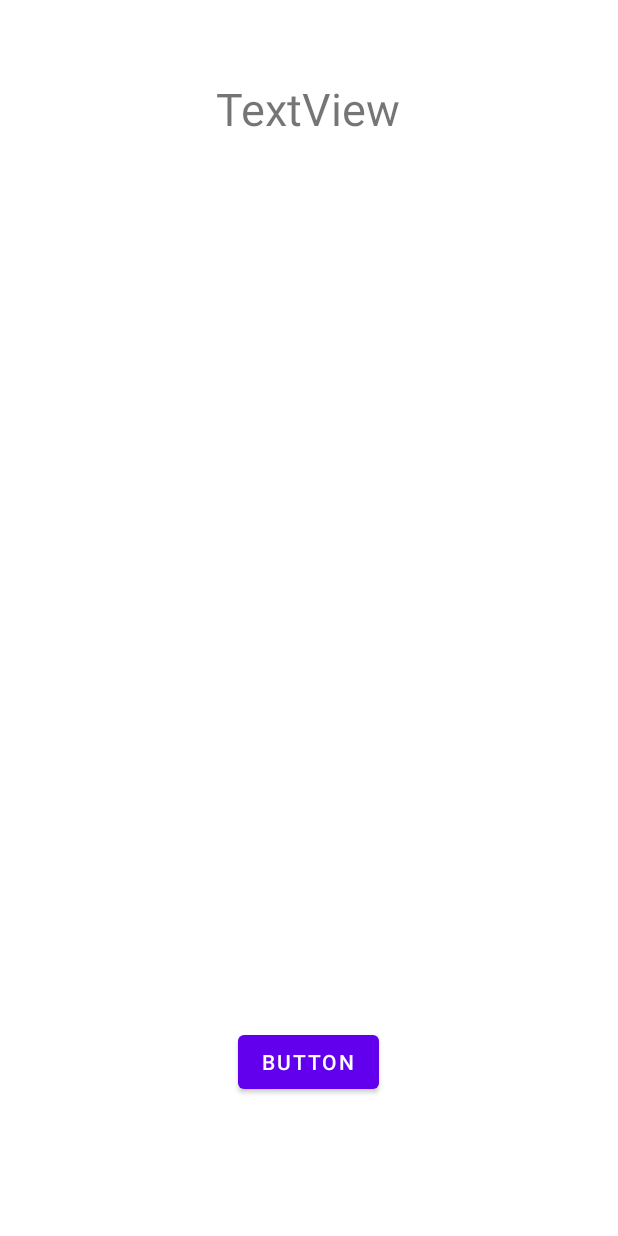
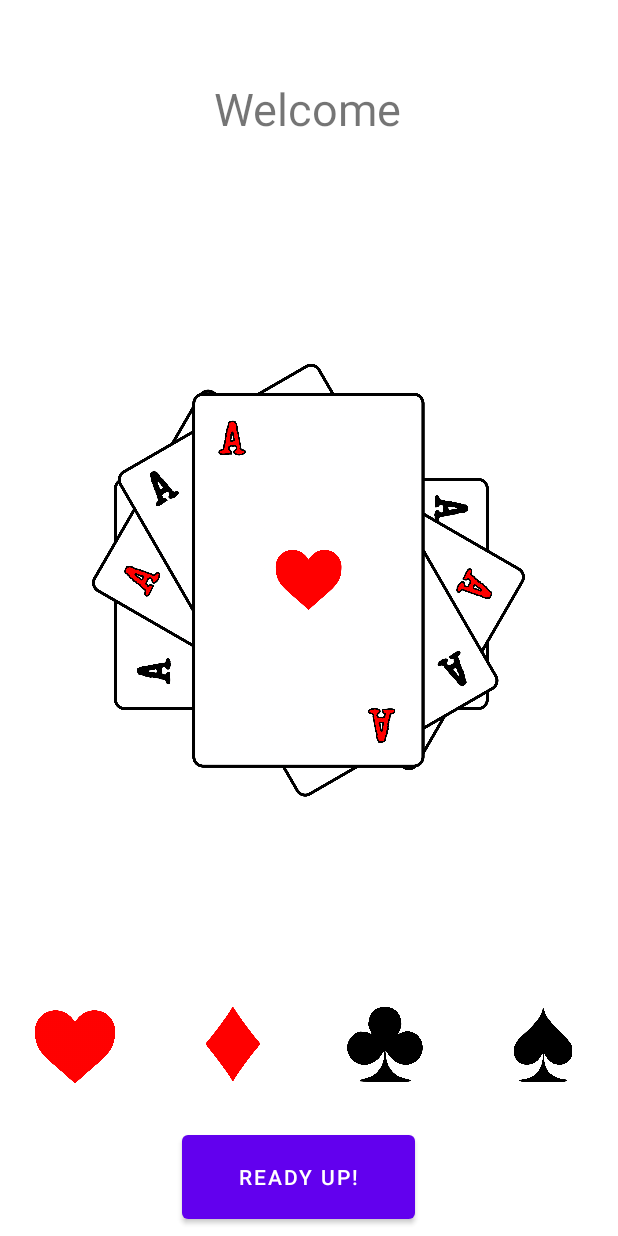
Before and after one commit to tuktukjohansson/ReaktionSpel, an Android app: the MainGameActivity screen opened directly, with no data from a screen before it, on a phone screen of 412 x 824 dp. Run offline under Robolectric (Android 15) with nearby library versions, the phone set to English and light mode, and no system bars.

Commit message:
Lagt till bilder på kort som visar sig istället för text om vilket kort som ska visas, (text som visar kort nummer och delays finns dock kvar tills programmet blir färdigt för lättare felhantering tillsvidare) Lagt till knappar som ger rätt eller fel svar. Felhantering- Har flyttat på kod som körs varje gång "Ready up" knappen klickas på som ej bör köras i slutet av Funktionen Startgamebutton. Minskat upprepande kod. Sorterat kod i funktioner för lättare kod avläsning

```diff
--- a/app/src/main/res/layout/activity_main_game.xml
+++ b/app/src/main/res/layout/activity_main_game.xml
@@ -11,7 +11,7 @@
         android:layout_width="wrap_content"
         android:layout_height="wrap_content"
         android:layout_marginTop="52dp"
-        android:text="TextView"
+        android:text="Welcome"
         android:textSize="30sp"
         app:layout_constraintEnd_toEndOf="parent"
         app:layout_constraintHorizontal_bias="0.498"
@@ -19,15 +19,96 @@
         app:layout_constraintTop_toTopOf="parent" />
 
     <Button
-        android:id="@+id/buttonstartgme"
-        android:layout_width="wrap_content"
-        android:layout_height="wrap_content"
-        android:layout_marginBottom="92dp"
+        android:id="@+id/startgamebutton"
+        android:layout_width="155dp"
+        android:layout_height="68dp"
         android:onClick="Startgamebutton"
-        android:text="Button"
+        android:text="Ready up!"
         app:layout_constraintBottom_toBottomOf="parent"
         app:layout_constraintEnd_toEndOf="parent"
-        app:layout_constraintHorizontal_bias="0.498"
-        app:layout_constraintStart_toStartOf="parent" />
+        app:layout_constraintHorizontal_bias="0.472"
+        app:layout_constraintStart_toStartOf="parent"
+        app:layout_constraintTop_toTopOf="parent"
+        app:layout_constraintVertical_bias="0.993" />
+
+    <ImageView
+        android:id="@+id/imagecard"
+        android:layout_width="294dp"
+        android:layout_height="464dp"
+        app:layout_constraintBottom_toBottomOf="parent"
+        app:layout_constraintEnd_toEndOf="parent"
+        app:layout_constraintHorizontal_bias="0.495"
+        app:layout_constraintStart_toStartOf="parent"
+        app:layout_constraintTop_toTopOf="parent"
+        app:layout_constraintVertical_bias="0.43"
+        app:srcCompat="@drawable/cards" />
+
+    <ImageButton
+        android:id="@+id/heartbutton"
+        android:layout_width="60dp"
+        android:layout_height="60dp"
+        android:layout_marginStart="20dp"
+        android:adjustViewBounds="true"
+        android:background="@null"
+        android:onClick="Answerheart"
+        android:scaleType="fitCenter"
+        app:layout_constraintBottom_toBottomOf="parent"
+        app:layout_constraintEnd_toEndOf="parent"
+        app:layout_constraintHorizontal_bias="0.0"
+        app:layout_constraintStart_toStartOf="parent"
+        app:layout_constraintTop_toTopOf="parent"
+        app:layout_constraintVertical_bias="0.874"
+        app:srcCompat="@drawable/hearticon" />
+
+    <ImageButton
+        android:id="@+id/diamondbutton"
+        android:layout_width="60dp"
+        android:layout_height="60dp"
+        android:layout_marginStart="125dp"
+        android:adjustViewBounds="true"
+        android:background="@null"
+        android:onClick="Answerdiamond"
+        android:scaleType="fitCenter"
+        app:layout_constraintBottom_toBottomOf="parent"
+        app:layout_constraintEnd_toEndOf="parent"
+        app:layout_constraintHorizontal_bias="0.0"
+        app:layout_constraintStart_toStartOf="parent"
+        app:layout_constraintTop_toTopOf="parent"
+        app:layout_constraintVertical_bias="0.874"
+        app:srcCompat="@drawable/diamondicon" />
+
+    <ImageButton
+        android:id="@+id/clubsbutton"
+        android:layout_width="60dp"
+        android:layout_height="60dp"
+        android:layout_marginEnd="125dp"
+        android:adjustViewBounds="true"
+        android:background="@null"
+        android:onClick="Answerclubs"
+        android:scaleType="fitCenter"
+        app:layout_constraintBottom_toBottomOf="parent"
+        app:layout_constraintEnd_toEndOf="parent"
+        app:layout_constraintHorizontal_bias="1.0"
+        app:layout_constraintStart_toStartOf="parent"
+        app:layout_constraintTop_toTopOf="parent"
+        app:layout_constraintVertical_bias="0.874"
+        app:srcCompat="@drawable/clubsicon" />
+
+    <ImageButton
+        android:id="@+id/spadebutton"
+        android:layout_width="60dp"
+        android:layout_height="60dp"
+        android:layout_marginEnd="20dp"
+        android:adjustViewBounds="true"
+        android:background="@null"
+        android:onClick="Answerspade"
+        android:scaleType="fitCenter"
+        app:layout_constraintBottom_toBottomOf="parent"
+        app:layout_constraintEnd_toEndOf="parent"
+        app:layout_constraintHorizontal_bias="1.0"
+        app:layout_constraintStart_toStartOf="parent"
+        app:layout_constraintTop_toTopOf="parent"
+        app:layout_constraintVertical_bias="0.874"
+        app:srcCompat="@drawable/spadeicon" />
 
 </androidx.constraintlayout.widget.ConstraintLayout>
```
Also changed, not shown: app/src/main/java/com/example/mittreaktionspel/MainGameActivity.kt (+76 -21 lines), app/src/main/res/drawable/bdiamondicon.png (added), app/src/main/res/drawable/bhearticon.png (added), app/src/main/res/drawable/blackclubs.png (added), app/src/main/res/drawable/blackdiamond.png (added), app/src/main/res/drawable/blackheart.png (added), app/src/main/res/drawable/blackspade.png (added), app/src/main/res/drawable/cards.png (added), app/src/main/res/drawable/clubsicon.png (added), app/src/main/res/drawable/diamondicon.png (added), app/src/main/res/drawable/hearticon.png (added), app/src/main/res/drawable/reddiamond.png (added), app/src/main/res/drawable/redheart.png (added), app/src/main/res/drawable/spadeicon.png (added).
